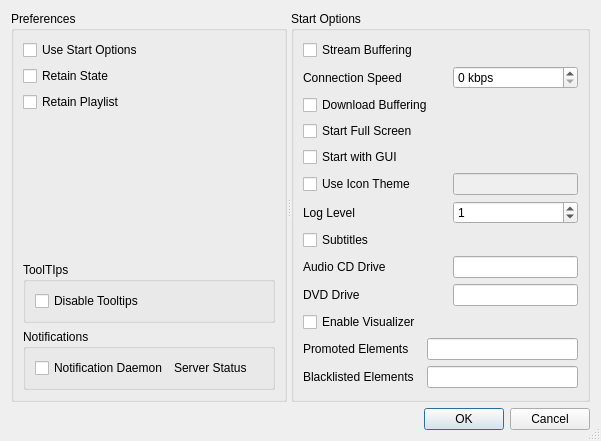
andrew-bibb/mbmp, file code/settings/ui/settings.ui: the form before one commit.
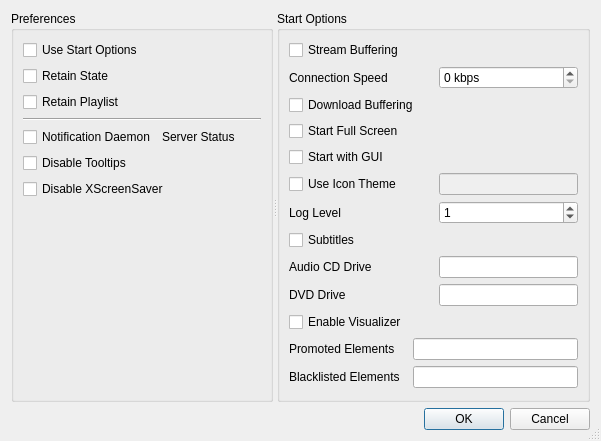
The form after the commit.

Commit message: disable xscreensaver written (still need to fully test)

Diff of the .ui file:
```diff
--- a/code/settings/ui/settings.ui
+++ b/code/settings/ui/settings.ui
@@ -17,7 +17,14 @@
    <bool>true</bool>
   </property>
   <layout class="QGridLayout" name="gridLayout">
-   <item row="5" column="0">
+   <item row="7" column="0">
+    <widget class="QDialogButtonBox" name="buttonBox">
+     <property name="standardButtons">
+      <set>QDialogButtonBox::Cancel|QDialogButtonBox::Ok</set>
+     </property>
+    </widget>
+   </item>
+   <item row="0" column="0">
     <widget class="QSplitter" name="splitter">
      <property name="orientation">
       <enum>Qt::Horizontal</enum>
@@ -27,19 +34,6 @@
        <string>Preferences</string>
       </property>
       <layout class="QGridLayout" name="gridLayout_2">
-       <item row="3" column="0">
-        <spacer name="verticalSpacer">
-         <property name="orientation">
-          <enum>Qt::Vertical</enum>
-         </property>
-         <property name="sizeHint" stdset="0">
-          <size>
-           <width>20</width>
-           <height>317</height>
-          </size>
-         </property>
-        </spacer>
-       </item>
        <item row="0" column="0">
         <widget class="QCheckBox" name="checkBox_usestartoptions">
          <property name="enabled">
@@ -77,28 +71,31 @@
         </widget>
        </item>
        <item row="5" column="0">
-        <widget class="QGroupBox" name="groupBox_notifications">
+        <widget class="QCheckBox" name="checkBox_disabletooltips">
          <property name="whatsThis">
-          <string>&lt;html&gt;&lt;head/&gt;&lt;body&gt;&lt;p&gt;If checked the system desktop notification daemon will popup a notify message when a significant connman related event is received.&lt;/p&gt;&lt;p&gt;Notifications can be handled by the System Tray Icon, or by a Notification daemon if one is installed. Both can not be active at the same time.&lt;/p&gt;&lt;/body&gt;&lt;/html&gt;</string>
+          <string>&lt;html&gt;&lt;head/&gt;&lt;body&gt;&lt;p&gt;When checked display of tooltips (the popup yellow boxes when you hover the mouse over a control) will be disabled.&lt;/p&gt;&lt;p&gt;Tooltips for playlist entries (to display track information) will still be active even with this box checked.&lt;/p&gt;&lt;/body&gt;&lt;/html&gt;</string>
          </property>
-         <property name="title">
-          <string>Notifications</string>
+         <property name="text">
+          <string>Disable Tooltips</string>
          </property>
-         <layout class="QGridLayout" name="gridLayout_4">
-          <item row="0" column="0">
+        </widget>
+       </item>
+       <item row="4" column="0">
+        <layout class="QHBoxLayout" name="horizontalLayout_2">
+         <item>
            <widget class="QCheckBox" name="checkBox_notifydaemon">
             <property name="enabled">
              <bool>true</bool>
             </property>
             <property name="whatsThis">
-             <string>&lt;html&gt;&lt;head/&gt;&lt;body&gt;&lt;p&gt;&lt;br/&gt;&lt;/p&gt;&lt;/body&gt;&lt;/html&gt;</string>
+            <string>&lt;html&gt;&lt;head/&gt;&lt;body&gt;&lt;p&gt;If checked the system desktop notification daemon will popup a notify message when a significant connman related event is received.&lt;/p&gt;&lt;p&gt;Notifications can be handled by the System Tray Icon, or by a Notification daemon if one is installed. Both can not be active at the same time.&lt;/p&gt;&lt;/body&gt;&lt;/html&gt;</string>
             </property>
             <property name="text">
              <string>Notification Daemon</string>
             </property>
            </widget>
           </item>
-          <item row="0" column="1">
+         <item>
            <widget class="QLabel" name="label_serverstatus">
             <property name="sizePolicy">
              <sizepolicy hsizetype="Preferred" vsizetype="Preferred">
@@ -115,25 +112,32 @@
            </widget>
           </item>
          </layout>
-        </widget>
        </item>
-       <item row="4" column="0">
-        <widget class="QGroupBox" name="groupBox">
-         <property name="whatsThis">
-          <string>&lt;html&gt;&lt;head/&gt;&lt;body&gt;&lt;p&gt;When checked display of tooltips (the popup yellow boxes when you hover the mouse over a control) will be disabled.&lt;/p&gt;&lt;p&gt;Tooltips for playlist entries (to display track information) will still be active even with this box checked.&lt;/p&gt;&lt;/body&gt;&lt;/html&gt;</string>
-         </property>
-         <property name="title">
-          <string>ToolTIps</string>
-         </property>
-         <layout class="QVBoxLayout" name="verticalLayout">
-          <item>
-           <widget class="QCheckBox" name="checkBox_disabletooltips">
+       <item row="6" column="0">
+        <widget class="QCheckBox" name="checkBox_disablexscreensaver">
             <property name="text">
-             <string>Disable Tooltips</string>
+          <string>Disable XScreenSaver</string>
             </property>
            </widget>
           </item>
-         </layout>
+       <item row="7" column="0">
+        <spacer name="verticalSpacer">
+         <property name="orientation">
+          <enum>Qt::Vertical</enum>
+         </property>
+         <property name="sizeHint" stdset="0">
+          <size>
+           <width>20</width>
+           <height>317</height>
+          </size>
+         </property>
+        </spacer>
+       </item>
+       <item row="3" column="0">
+        <widget class="Line" name="line">
+         <property name="orientation">
+          <enum>Qt::Horizontal</enum>
+         </property>
         </widget>
        </item>
       </layout>
@@ -420,13 +424,6 @@
      </widget>
     </widget>
    </item>
-   <item row="6" column="0">
-    <widget class="QDialogButtonBox" name="buttonBox">
-     <property name="standardButtons">
-      <set>QDialogButtonBox::Cancel|QDialogButtonBox::Ok</set>
-     </property>
-    </widget>
-   </item>
   </layout>
  </widget>
  <resources/>
```
Lines whose indentation alone changed are shown as unchanged. The commit also changes 4 other files.
